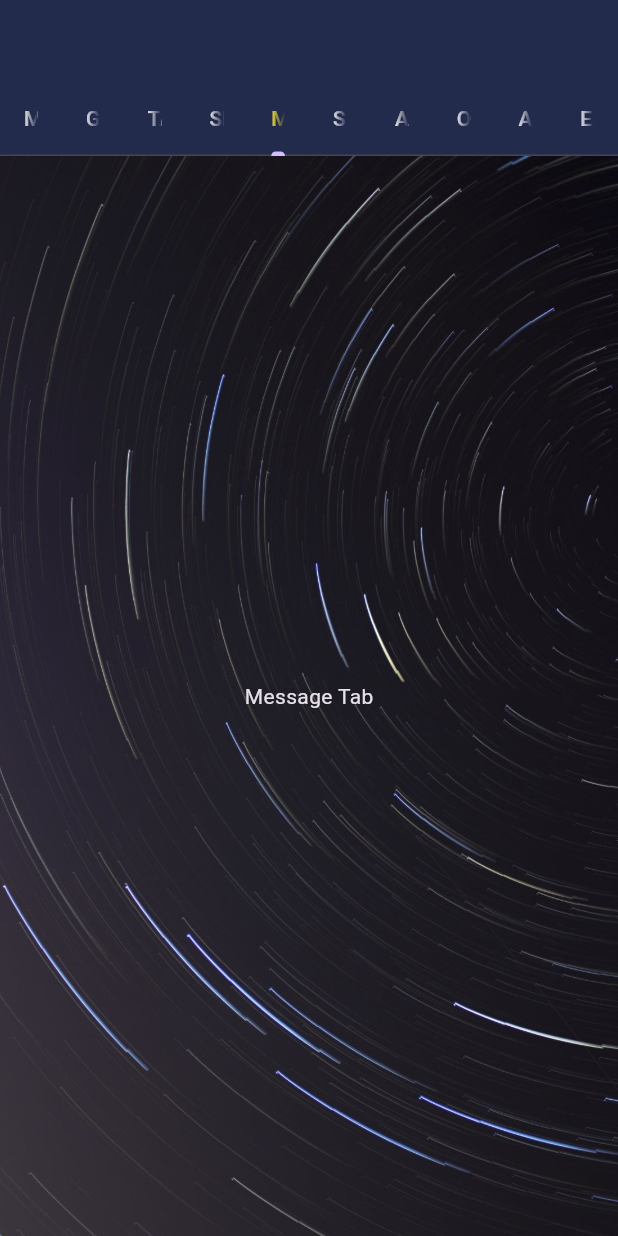
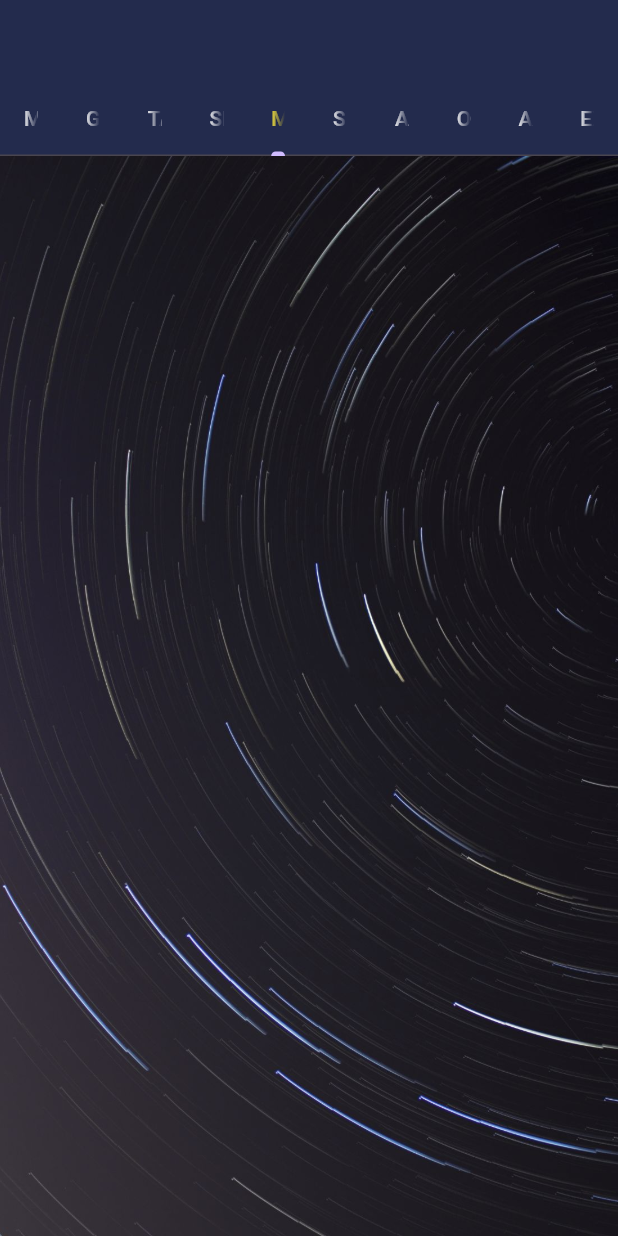
Before and after one commit to kittika62/flutter_application_2, a Flutter app: the screen it shows after launch, tab 5 chosen, on a phone screen of 412 x 824 dp. Run offline on Flutter 3.47's test engine with Material 3 defaults, Android fonts, the phone set to English and light mode, and no system bars.

Commit message:
update_Adjust

```diff
--- /dev/null
+++ b/lib/Widget/Message_widget/message.dart
@@ -0,0 +1,34 @@
+import 'package:flutter/material.dart';
+
+class MessageMainWid extends StatefulWidget {
+  const MessageMainWid({super.key});
+
+  @override
+  State<MessageMainWid> createState() => _MessageMainWidState();
+}
+
+class _MessageMainWidState extends State<MessageMainWid> {
+  @override
+  Widget build(BuildContext context) {
+    return Stack(
+      children: [
+        Container(
+          decoration: const BoxDecoration(
+            image: DecorationImage(
+              image: AssetImage('assets/images/background.jpg'),
+              fit: BoxFit.cover,
+            ),
+          ),
+        ),
+        const Column(
+          children: [
+            SizedBox(
+              width: 50,
+              height: 150,
+            ),
+          ],
+        ),
+      ],
+    );
+  }
+}
--- a/lib/main.dart
+++ b/lib/main.dart
@@ -1,6 +1,8 @@
 import 'dart:io';
 import 'package:flutter/material.dart';
+import 'package:flutter_application_2/Widget/Adjust_widget/adjust.dart';
 import 'package:flutter_application_2/Widget/Main_widget/main_object.dart';
+import 'package:flutter_application_2/Widget/Message_widget/message.dart';
 import 'package:flutter_application_2/Widget/graph_widget/Graph.dart';
 import 'package:flutter_application_2/Widget/Table_widget/table.dart';
 import 'package:flutter_application_2/Widget/setup_widget/setup.dart';
@@ -67,11 +69,11 @@ class MyApp extends StatelessWidget {
                       TempSettingAlarm(),
                     ],
                   ), //Setup_page
-                  Center(child: Text('Message Tab')),
+                  MessageMainWid(),
                   Center(child: Text('Sim Tab')),
                   Center(child: Text('Auto Tab')),
                   Center(child: Text('Option Tab')),
-                  Center(child: Text('Adjust Tab')),
+                  AdjustMainWid(),
                   Center(
                     child: ExitAppTab(),
                   ),
@@ -93,6 +95,9 @@ class ExitAppTab extends StatelessWidget {
   Widget build(BuildContext context) {
     return ElevatedButton(
       onPressed: () => exit(0),
+      style: ElevatedButton.styleFrom(
+        backgroundColor: const Color.fromARGB(255, 61, 73, 120),
+      ),
       child: const Text('Exit App'),
     );
   }
--- a/pubspec.yaml
+++ b/pubspec.yaml
@@ -30,7 +30,7 @@ environment:
 dependencies:
   flutter:
     sdk: flutter
-  fl_chart: ^0.69.0
+
 
 
 
```
Also changed, not shown: lib/Widget/Adjust_widget/adjust.dart (added, +184 -0 lines), pubspec.lock.
